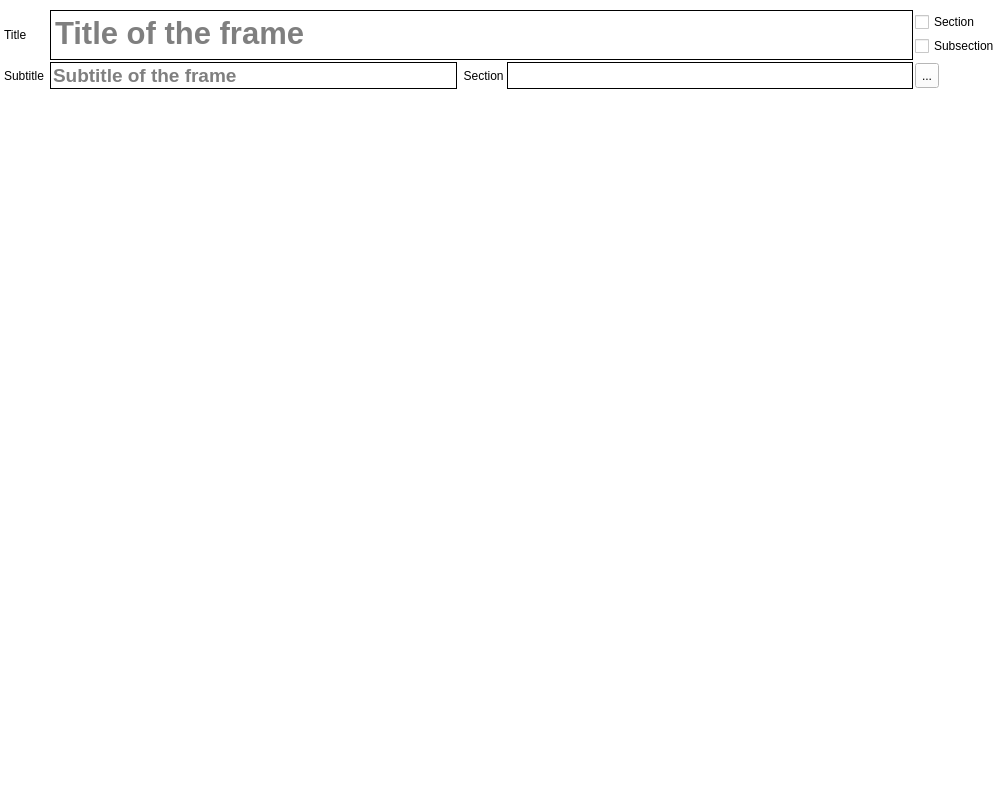
Above: gui/FrameWidget.ui from acroper/BeamerQt before the change. Below: the same form after it.
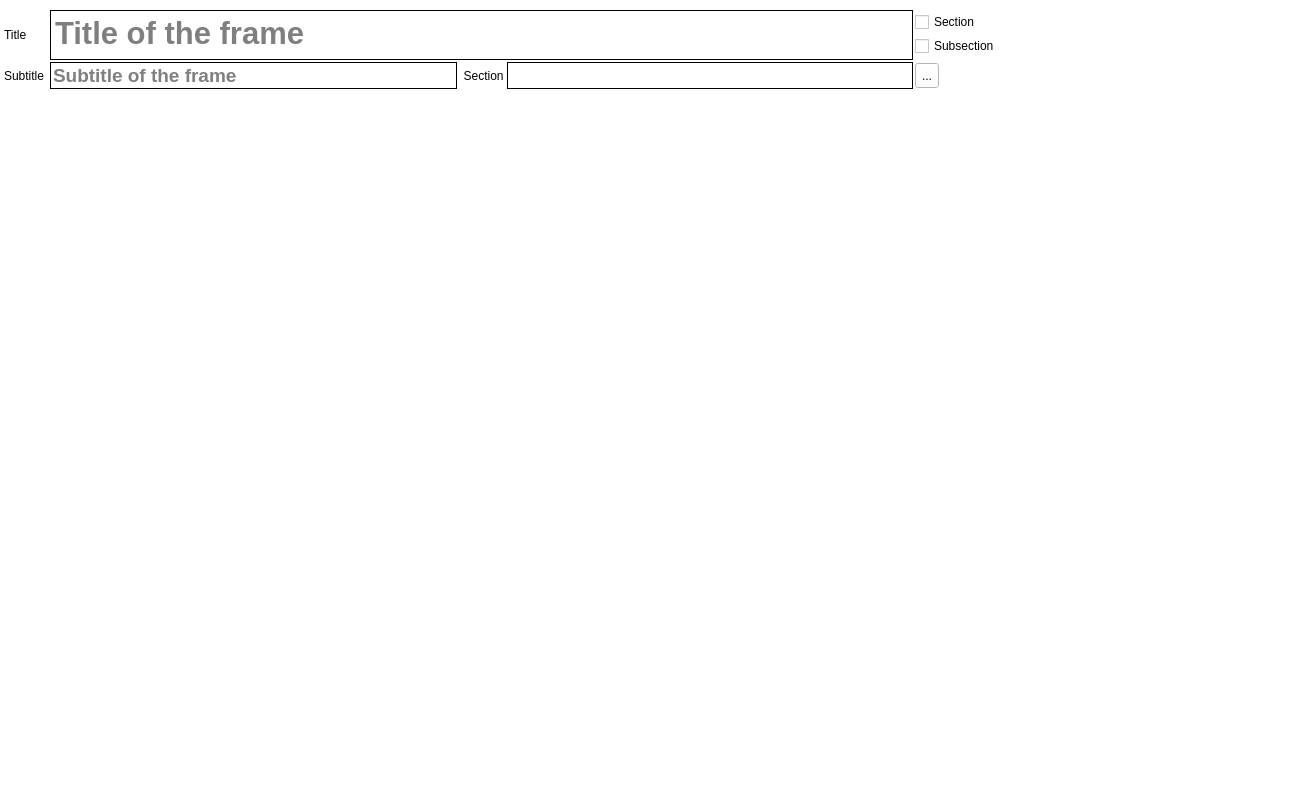
That is the form after the change. Icons and pictures are not drawn.

Commit message: Updated Horizontal size

What changed in the file:
```diff
--- a/gui/FrameWidget.ui
+++ b/gui/FrameWidget.ui
@@ -6,7 +6,7 @@
    <rect>
     <x>0</x>
     <y>0</y>
-    <width>1000</width>
+    <width>1300</width>
     <height>800</height>
    </rect>
   </property>
@@ -18,7 +18,7 @@
   </property>
   <property name="maximumSize">
    <size>
-    <width>1000</width>
+    <width>1300</width>
     <height>800</height>
    </size>
   </property>
@@ -54,7 +54,7 @@
     <widget class="QFrame" name="frame">
      <property name="maximumSize">
       <size>
-       <width>16777215</width>
+       <width>1000</width>
        <height>100</height>
       </size>
      </property>
@@ -137,7 +137,6 @@
             <property name="font">
              <font>
               <pointsize>23</pointsize>
-              <weight>75</weight>
               <bold>true</bold>
              </font>
             </property>
@@ -211,7 +210,6 @@
               <property name="font">
                <font>
                 <pointsize>14</pointsize>
-                <weight>75</weight>
                 <bold>true</bold>
                </font>
               </property>
@@ -262,7 +260,7 @@
      </property>
      <property name="maximumSize">
       <size>
-       <width>1000</width>
+       <width>1500</width>
        <height>900</height>
       </size>
      </property>
@@ -368,7 +366,7 @@
           <rect>
            <x>0</x>
            <y>0</y>
-           <width>1000</width>
+           <width>1300</width>
            <height>668</height>
           </rect>
          </property>
```
The commit also changes 1 other file.
